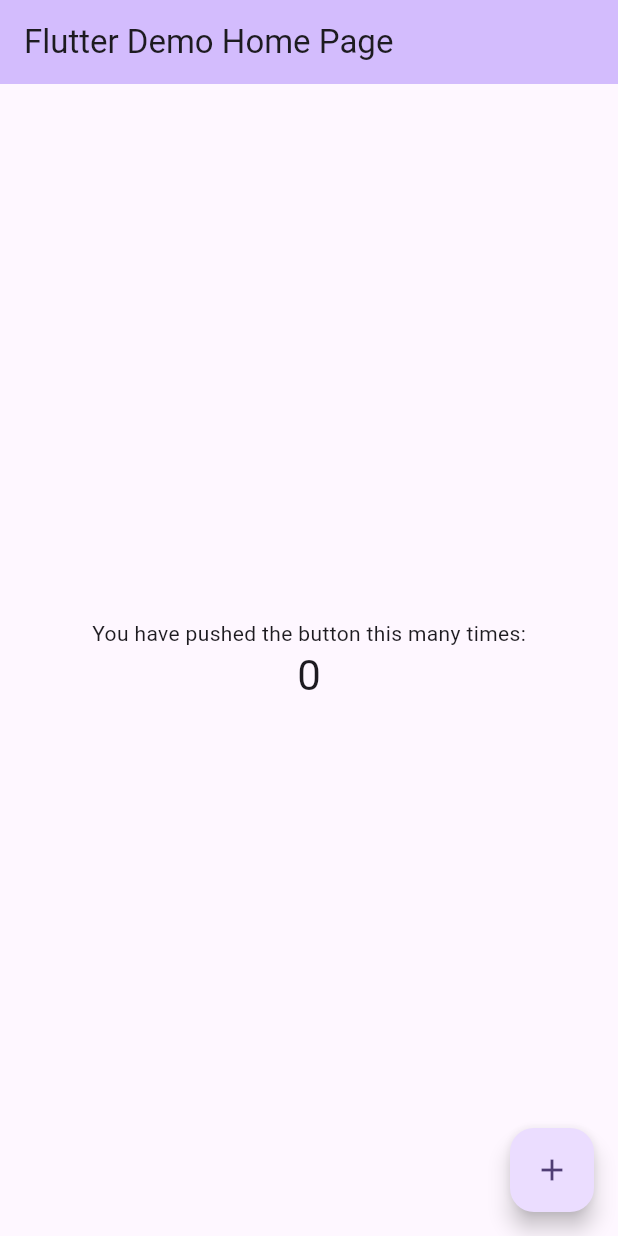
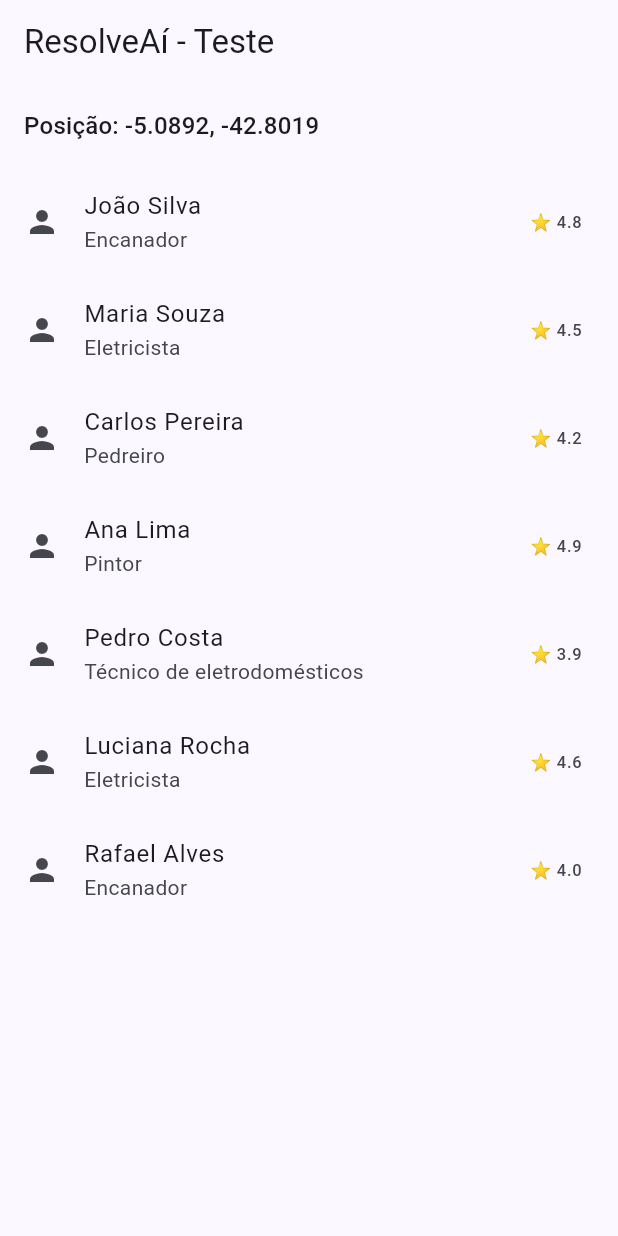
Before and after one commit to Lu1zFern4ndo/Resolveai, a Flutter app: the screen it shows after launch, on a phone screen of 412 x 824 dp. Run offline on Flutter 3.47's test engine with Material 3 defaults, Android fonts, the phone set to English and light mode, and no system bars.

Commit message:
Tela de teste/Configuração do android

```diff
--- /dev/null
+++ b/lib/core/utils/mock_data.dart
@@ -0,0 +1,71 @@
+import '../models/categoria_servico.dart';
+import '../models/prestador.dart';
+
+const double kLatTeresina = -5.0892;
+const double kLngTeresina = -42.8019;
+
+const List<Prestador> prestadoresMock = [
+  Prestador(
+    id: 'p1',
+    nome: 'João Silva',
+    telefone: '(86) 99999-0001',
+    categoria: CategoriaServico.encanador,
+    lat: -5.0850,
+    lng: -42.8000,
+    avaliacao: 4.8,
+  ),
+  Prestador(
+    id: 'p2',
+    nome: 'Maria Souza',
+    telefone: '(86) 99999-0002',
+    categoria: CategoriaServico.eletricista,
+    lat: -5.0950,
+    lng: -42.8100,
+    avaliacao: 4.5,
+  ),
+  Prestador(
+    id: 'p3',
+    nome: 'Carlos Pereira',
+    telefone: '(86) 99999-0003',
+    categoria: CategoriaServico.pedreiro,
+    lat: -5.0700,
+    lng: -42.7900,
+    avaliacao: 4.2,
+  ),
+  Prestador(
+    id: 'p4',
+    nome: 'Ana Lima',
+    telefone: '(86) 99999-0004',
+    categoria: CategoriaServico.pintor,
+    lat: -5.1100,
+    lng: -42.7800,
+    avaliacao: 4.9,
+  ),
+  Prestador(
+    id: 'p5',
+    nome: 'Pedro Costa',
+    telefone: '(86) 99999-0005',
+    categoria: CategoriaServico.tecnicoEletro,
+    lat: -5.0600,
+    lng: -42.8300,
+    avaliacao: 3.9,
+  ),
+  Prestador(
+    id: 'p6',
+    nome: 'Luciana Rocha',
+    telefone: '(86) 99999-0006',
+    categoria: CategoriaServico.eletricista,
+    lat: -5.1500,
+    lng: -42.7500,
+    avaliacao: 4.6,
+  ),
+  Prestador(
+    id: 'p7',
+    nome: 'Rafael Alves',
+    telefone: '(86) 99999-0007',
+    categoria: CategoriaServico.encanador,
+    lat: -5.2200,
+    lng: -42.7000,
+    avaliacao: 4.0,
+  ),
+];
--- a/lib/main.dart
+++ b/lib/main.dart
@@ -1,121 +1,74 @@
 import 'package:flutter/material.dart';
+import 'package:provider/provider.dart';
+import 'core/utils/mock_data.dart';
+import 'providers/chamado_provider.dart';
+import 'providers/location_provider.dart';
 
 void main() {
-  runApp(const MyApp());
+  runApp(
+    MultiProvider(
+      providers: [
+        ChangeNotifierProvider(create: (_) => LocationProvider()..atualizar()),
+        ChangeNotifierProvider(create: (_) => ChamadoProvider()),
+      ],
+      child: const MyApp(),
+    ),
+  );
 }
 
 class MyApp extends StatelessWidget {
   const MyApp({super.key});
 
-  // This widget is the root of your application.
   @override
   Widget build(BuildContext context) {
     return MaterialApp(
-      title: 'Flutter Demo',
+      title: 'ResolveAí',
+      debugShowCheckedModeBanner: false,
       theme: ThemeData(
-        // This is the theme of your application.
-        //
-        // TRY THIS: Try running your application with "flutter run". You'll see
-        // the application has a purple toolbar. Then, without quitting the app,
-        // try changing the seedColor in the colorScheme below to Colors.green
-        // and then invoke "hot reload" (save your changes or press the "hot
-        // reload" button in a Flutter-supported IDE, or press "r" if you used
-        // the command line to start the app).
-        //
-        // Notice that the counter didn't reset back to zero; the application
-        // state is not lost during the reload. To reset the state, use hot
-        // restart instead.
-        //
-        // This works for code too, not just values: Most code changes can be
-        // tested with just a hot reload.
-        colorScheme: .fromSeed(seedColor: Colors.deepPurple),
+        colorScheme: ColorScheme.fromSeed(seedColor: Colors.indigo),
+        useMaterial3: true,
       ),
-      home: const MyHomePage(title: 'Flutter Demo Home Page'),
+      home: const TelaTeste(),
     );
   }
 }
 
-class MyHomePage extends StatefulWidget {
-  const MyHomePage({super.key, required this.title});
-
-  // This widget is the home page of your application. It is stateful, meaning
-  // that it has a State object (defined below) that contains fields that affect
-  // how it looks.
-
-  // This class is the configuration for the state. It holds the values (in this
-  // case the title) provided by the parent (in this case the App widget) and
-  // used by the build method of the State. Fields in a Widget subclass are
-  // always marked "final".
-
-  final String title;
-
-  @override
-  State<MyHomePage> createState() => _MyHomePageState();
-}
-
-class _MyHomePageState extends State<MyHomePage> {
-  int _counter = 0;
-
-  void _incrementCounter() {
-    setState(() {
-      // This call to setState tells the Flutter framework that something has
-      // changed in this State, which causes it to rerun the build method below
-      // so that the display can reflect the updated values. If we changed
-      // _counter without calling setState(), then the build method would not be
-      // called again, and so nothing would appear to happen.
-      _counter++;
-    });
-  }
+class TelaTeste extends StatelessWidget {
+  const TelaTeste({super.key});
 
   @override
   Widget build(BuildContext context) {
-    // This method is rerun every time setState is called, for instance as done
-    // by the _incrementCounter method above.
-    //
-    // The Flutter framework has been optimized to make rerunning build methods
-    // fast, so that you can just rebuild anything that needs updating rather
-    // than having to individually change instances of widgets.
+    final loc = context.watch<LocationProvider>();
+
     return Scaffold(
-      appBar: AppBar(
-        // TRY THIS: Try changing the color here to a specific color (to
-        // Colors.amber, perhaps?) and trigger a hot reload to see the AppBar
-        // change color while the other colors stay the same.
-        backgroundColor: Theme.of(context).colorScheme.inversePrimary,
-        // Here we take the value from the MyHomePage object that was created by
-        // the App.build method, and use it to set our appbar title.
-        title: Text(widget.title),
-      ),
-      body: Center(
-        // Center is a layout widget. It takes a single child and positions it
-        // in the middle of the parent.
-        child: Column(
-          // Column is also a layout widget. It takes a list of children and
-          // arranges them vertically. By default, it sizes itself to fit its
-          // children horizontally, and tries to be as tall as its parent.
-          //
-          // Column has various properties to control how it sizes itself and
-          // how it positions its children. Here we use mainAxisAlignment to
-          // center the children vertically; the main axis here is the vertical
-          // axis because Columns are vertical (the cross axis would be
-          // horizontal).
-          //
-          // TRY THIS: Invoke "debug painting" (choose the "Toggle Debug Paint"
-          // action in the IDE, or press "p" in the console), to see the
-          // wireframe for each widget.
-          mainAxisAlignment: .center,
-          children: [
-            const Text('You have pushed the button this many times:'),
-            Text(
-              '$_counter',
-              style: Theme.of(context).textTheme.headlineMedium,
+      appBar: AppBar(title: const Text('ResolveAí - Teste')),
+      body: loc.carregando
+          ? const Center(child: CircularProgressIndicator())
+          : Column(
+        crossAxisAlignment: CrossAxisAlignment.start,
+        children: [
+          Padding(
+            padding: const EdgeInsets.all(16),
+            child: Text(
+              'Posição: ${loc.lat}, ${loc.lng}',
+              style: Theme.of(context).textTheme.titleMedium,
             ),
-          ],
-        ),
-      ),
-      floatingActionButton: FloatingActionButton(
-        onPressed: _incrementCounter,
-        tooltip: 'Increment',
-        child: const Icon(Icons.add),
+          ),
+          Expanded(
+            child: ListView.builder(
+              itemCount: prestadoresMock.length,
+              itemBuilder: (_, i) {
+                final p = prestadoresMock[i];
+                return ListTile(
+                  leading: const Icon(Icons.person),
+                  title: Text(p.nome),
+                  subtitle: Text(p.categoria.nome),
+                  trailing: Text('⭐ ${p.avaliacao}'),
+                );
+              },
+            ),
+          ),
+        ],
       ),
     );
   }
--- /dev/null
+++ b/lib/providers/location_provider.dart
@@ -0,0 +1,34 @@
+import 'package:flutter/foundation.dart';
+import '../core/models/prestador.dart';
+import '../core/utils/mock_data.dart';
+
+class LocationProvider extends ChangeNotifier {
+  double lat = kLatTeresina;
+  double lng = kLngTeresina;
+  String? erro;
+  bool carregando = false;
+
+  Future<void> atualizar() async {
+    carregando = true;
+    erro = null;
+    notifyListeners();
+
+    try {
+      await Future.delayed(const Duration(milliseconds: 300));
+      lat = kLatTeresina;
+      lng = kLngTeresina;
+    } catch (e) {
+      erro = e.toString();
+    }
+
+    carregando = false;
+    notifyListeners();
+  }
+
+  List<Prestador> prestadoresProximos(
+      List<Prestador> todos, {
+        double raioKm = 10,
+      }) {
+    return todos;
+  }
+}
--- a/pubspec.yaml
+++ b/pubspec.yaml
@@ -41,8 +41,6 @@ dependencies:
   flutter_image_compress: ^2.5.1
   path_provider: ^2.1.6
   flutter_local_notifications: ^22.3.2
-  permission_handler: ^13.0.2
-
 dev_dependencies:
   flutter_test:
     sdk: flutter
```
Also changed, not shown: lib/providers/chamado_provider.dart (added, +54 -0 lines), pubspec.lock, 3 other files.
